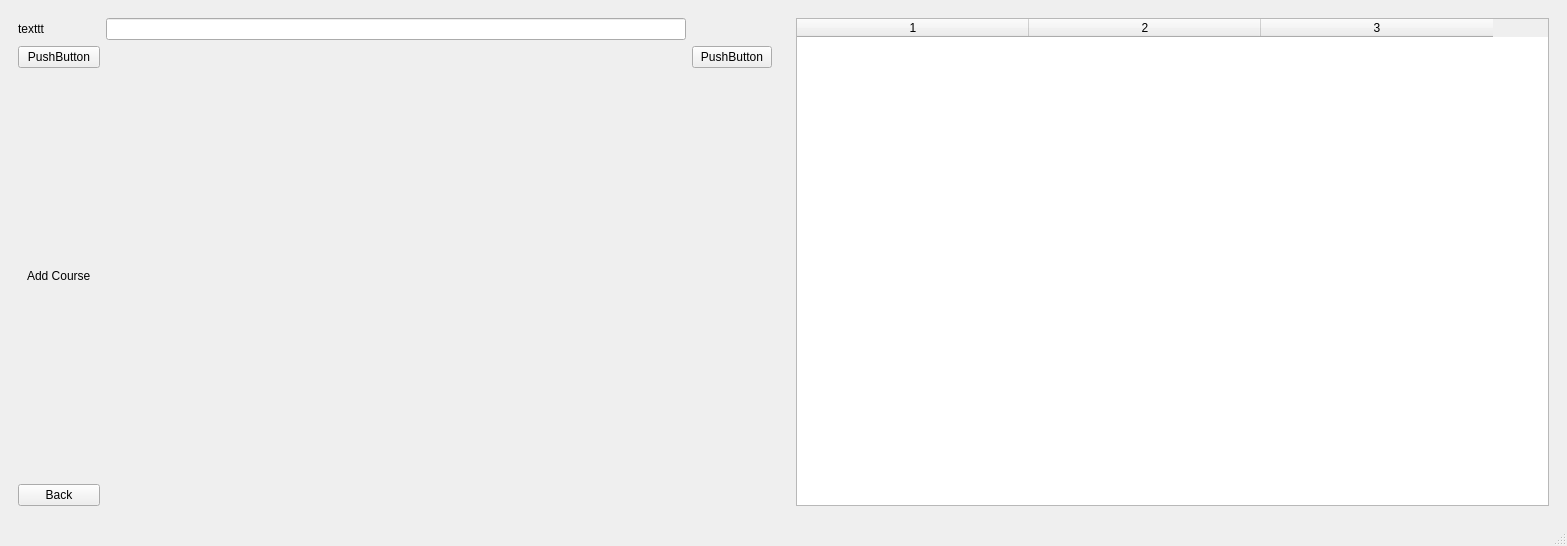
The window that Project/coursemenu.ui (Youssef-Ashraf71/Learning_Managment_System) describes before a commit, drawn with Qt 5.
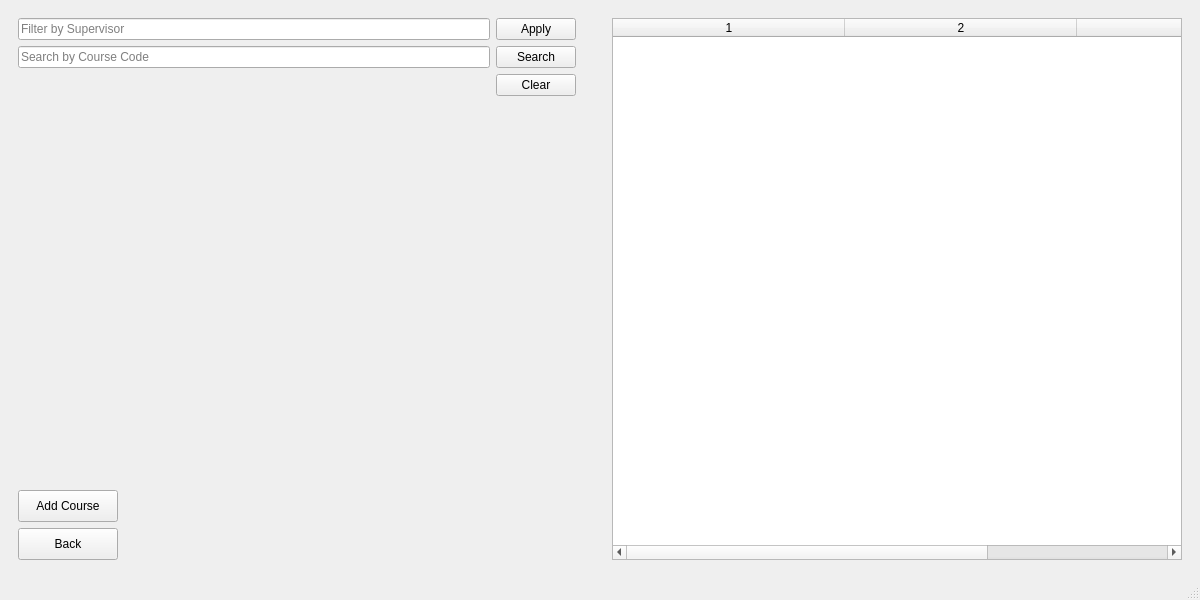
The same window after the commit.

Commit message: Added Stud+Courses

```diff
--- a/Project/coursemenu.ui
+++ b/Project/coursemenu.ui
@@ -6,8 +6,8 @@
    <rect>
     <x>0</x>
     <y>0</y>
-    <width>1567</width>
-    <height>546</height>
+    <width>1200</width>
+    <height>600</height>
    </rect>
   </property>
   <property name="windowTitle">
@@ -22,49 +22,81 @@
         <item>
          <widget class="QWidget" name="widget" native="true">
           <layout class="QGridLayout" name="gridLayout_3">
-           <item row="6" column="0">
+           <item row="4" column="0" colspan="4">
+            <widget class="QWidget" name="widget_2" native="true"/>
+           </item>
+           <item row="11" column="0">
             <widget class="QPushButton" name="backbtncourse">
+             <property name="sizePolicy">
+              <sizepolicy hsizetype="Expanding" vsizetype="Expanding">
+               <horstretch>0</horstretch>
+               <verstretch>0</verstretch>
+              </sizepolicy>
+             </property>
+             <property name="maximumSize">
+              <size>
+               <width>100</width>
+               <height>32</height>
+              </size>
+             </property>
              <property name="text">
               <string>Back</string>
              </property>
             </widget>
            </item>
+           <item row="3" column="1">
+            <widget class="QPushButton" name="pushButton">
+             <property name="text">
+              <string>Clear</string>
+             </property>
+            </widget>
+           </item>
+           <item row="8" column="0">
+            <widget class="QPushButton" name="btn_add">
+             <property name="sizePolicy">
+              <sizepolicy hsizetype="Expanding" vsizetype="Expanding">
+               <horstretch>0</horstretch>
+               <verstretch>0</verstretch>
+              </sizepolicy>
+             </property>
+             <property name="maximumSize">
+              <size>
+               <width>100</width>
+               <height>32</height>
+              </size>
+             </property>
+             <property name="text">
+              <string>Add Course</string>
+             </property>
+            </widget>
+           </item>
            <item row="0" column="0">
-            <widget class="QLabel" name="label">
-             <property name="text">
-              <string>texttt</string>
+            <widget class="QLineEdit" name="lbl_filter">
+             <property name="placeholderText">
+              <string>Filter by Supervisor</string>
              </property>
             </widget>
            </item>
-           <item row="3" column="2">
-            <widget class="QPushButton" name="pushButton_2">
-             <property name="text">
-              <string>PushButton</string>
-             </property>
-            </widget>
-           </item>
-           <item row="5" column="0">
-            <widget class="QWidget" name="widget_2" native="true">
-             <layout class="QGridLayout" name="gridLayout_2">
-              <item row="1" column="0">
-               <widget class="QLabel" name="label_2">
-                <property name="text">
-                 <string>Add Course</string>
-                </property>
-               </widget>
-              </item>
-             </layout>
-            </widget>
-           </item>
-           <item row="3" column="0">
-            <widget class="QPushButton" name="pushButton_4">
-             <property name="text">
-              <string>PushButton</string>
+           <item row="1" column="0">
+            <widget class="QLineEdit" name="lbl_search">
+             <property name="placeholderText">
+              <string>Search by Course Code</string>
              </property>
             </widget>
            </item>
            <item row="0" column="1">
-            <widget class="QLineEdit" name="lbl_test"/>
+            <widget class="QPushButton" name="btn_filter">
+             <property name="text">
+              <string>Apply</string>
+             </property>
+            </widget>
+           </item>
+           <item row="1" column="1">
+            <widget class="QPushButton" name="btn_search">
+             <property name="text">
+              <string>Search</string>
+             </property>
+            </widget>
            </item>
           </layout>
          </widget>
```
Left out of the diff: 5 changed lines with no effect on the pictures. The commit also changes 29 other files.
